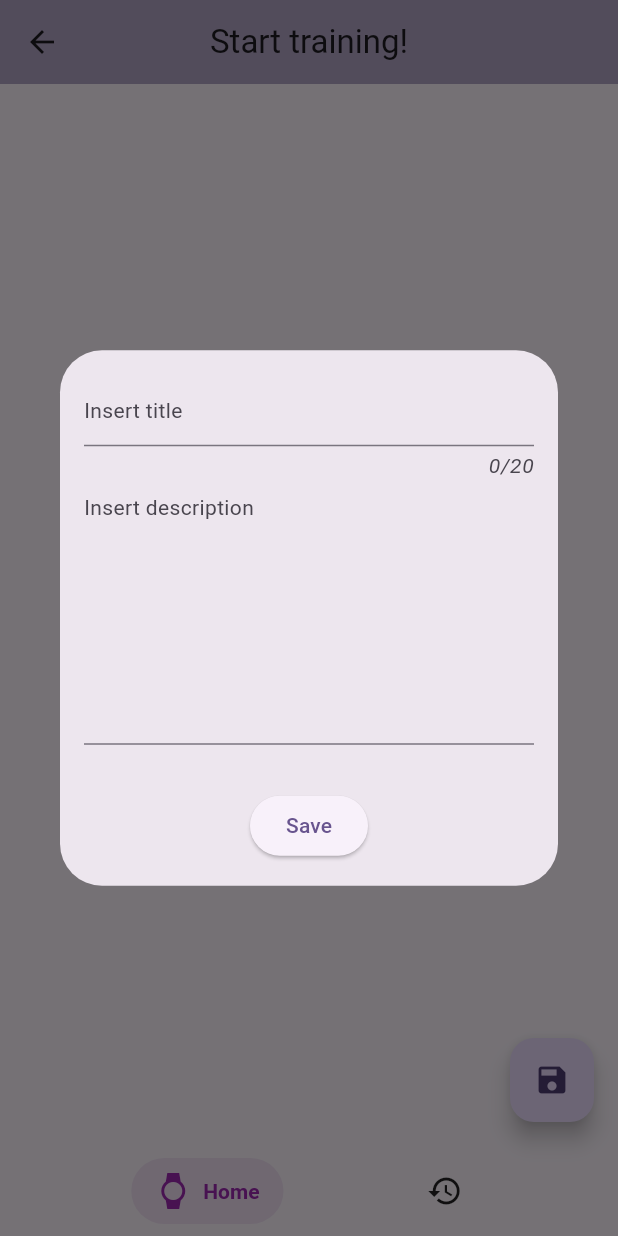
After one commit to aNOOBisTheGod/something, a Flutter app: the WrongPhonesScreen screen opened directly, after a tap on "Start stopwatch", after a tap on the "save" icon, on a phone screen of 412 x 824 dp. The commit adds this screen. Run offline on Flutter 3.47's test engine with Material 2 defaults, Android fonts, the phone set to English and light mode, and no system bars; drawn by our look-alikes of salomon_bottom_bar; our stand-ins replace device_info_plus, firebase_core, firebase_remote_config, shared_preferences, stop_watch_timer, webview_flutter; accounts and stored records are empty.

Commit message:
all done

```diff
--- /dev/null
+++ b/lib/wrong-phones-screen.dart
@@ -0,0 +1,303 @@
+// ignore_for_file: must_be_immutable
+
+import 'dart:convert';
+
+import 'package:flutter/material.dart';
+import 'package:intl/intl.dart';
+import 'package:salomon_bottom_bar/salomon_bottom_bar.dart';
+import 'package:shared_preferences/shared_preferences.dart';
+import 'package:stop_watch_timer/stop_watch_timer.dart';
+
+class WrongPhonesScreen extends StatefulWidget {
+  const WrongPhonesScreen({super.key});
+
+  @override
+  State<WrongPhonesScreen> createState() => _WrongPhonesScreenState();
+}
+
+class _WrongPhonesScreenState extends State<WrongPhonesScreen> {
+  int _bodyIndex = 0;
+
+  @override
+  Widget build(BuildContext context) {
+    print(_bodyIndex);
+    return Scaffold(
+        bottomNavigationBar: SalomonBottomBar(
+          currentIndex: _bodyIndex,
+          onTap: (i) => setState(() => _bodyIndex = i),
+          items: [
+            /// Home
+            SalomonBottomBarItem(
+              icon: const Icon(Icons.watch),
+              title: const Text("Home"),
+              selectedColor: Colors.purple,
+            ),
+
+            /// Likes
+            SalomonBottomBarItem(
+              icon: const Icon(Icons.history),
+              title: const Text("History"),
+              selectedColor: Colors.pink,
+            ),
+          ],
+        ),
+        body: _bodyIndex == 0 ? const StopwatchPage() : const HistoryPage());
+  }
+}
+
+class StopwatchPage extends StatefulWidget {
+  const StopwatchPage({super.key});
+
+  @override
+  State<StopwatchPage> createState() => _StopwatchPageState();
+}
+
+class _StopwatchPageState extends State<StopwatchPage> {
+  final StopWatchTimer _stopWatchTimer = StopWatchTimer();
+  bool started = false;
+
+  @override
+  void dispose() {
+    _stopWatchTimer.dispose();
+    super.dispose();
+  }
+
+  @override
+  Widget build(BuildContext context) {
+    return Scaffold(
+      appBar: AppBar(
+        title: const Text('Start training!'),
+        centerTitle: true,
+        backgroundColor: Theme.of(context).primaryColor.withOpacity(.5),
+      ),
+      body: StreamBuilder<int>(
+        stream: _stopWatchTimer.rawTime,
+        initialData: 0,
+        builder: (context, snap) {
+          final value = snap.data;
+          final displayTime = StopWatchTimer.getDisplayTime(value!);
+          return Center(
+            child: Column(
+              mainAxisAlignment: MainAxisAlignment.center,
+              children: <Widget>[
+                Padding(
+                  padding: const EdgeInsets.all(8),
+                  child: Text(
+                    displayTime,
+                    style: Theme.of(context)
+                        .textTheme
+                        .bodyLarge!
+                        .apply(fontSizeDelta: 20),
+                  ),
+                ),
+                !started
+                    ? ElevatedButton(
+                        onPressed: () {
+                          _stopWatchTimer.onStartTimer();
+                          setState(() {
+                            started = !started;
+                          });
+                        },
+                        child: const Text("Start stopwatch"))
+                    : ElevatedButton(
+                        onPressed: () {
+                          _stopWatchTimer.onStopTimer();
+                          setState(() {
+                            started = !started;
+                          });
+                        },
+                        child: const Text("Pause stopwatch")),
+                const SizedBox(
+                  height: 20,
+                ),
+                ElevatedButton(
+                    onPressed: () {
+                      _stopWatchTimer.onResetTimer();
+                    },
+                    child: const Text("Reset stopwatch")),
+              ],
+            ),
+          );
+        },
+      ),
+      floatingActionButton: FloatingActionButton(
+        onPressed: () {
+          showDialog(
+              context: context,
+              builder: (context) {
+                TextEditingController titleController = TextEditingController();
+                TextEditingController descriptionController =
+                    TextEditingController();
+                return Dialog(
+                  child: Padding(
+                    padding: const EdgeInsets.all(16.0),
+                    child: Column(
+                      mainAxisSize: MainAxisSize.min,
+                      children: [
+                        TextField(
+                          style: Theme.of(context).textTheme.bodyMedium,
+                          controller: titleController,
+                          maxLength: 20,
+                          decoration: const InputDecoration(
+                            hintText: "Insert title",
+                          ),
+                        ),
+                        TextField(
+                          style: Theme.of(context).textTheme.bodyMedium,
+                          controller: descriptionController,
+                          keyboardType: TextInputType.multiline,
+                          maxLines: 8,
+                          decoration: const InputDecoration(
+                              hintText: "Insert description"),
+                        ),
+                        const SizedBox(
+                          height: 30,
+                        ),
+                        ElevatedButton(
+                            onPressed: () async {
+                              _stopWatchTimer.onStopTimer();
+                              SharedPreferences instance =
+                                  await SharedPreferences.getInstance();
+                              List history = json.decode(
+                                  instance.getString('history') ?? '[]');
+                              history.add({
+                                'title': titleController.text,
+                                'description': descriptionController.text,
+                                'date': DateFormat('dd-MM-yyyy – kk:mm')
+                                    .format(DateTime.now()),
+                                'time': StopWatchTimer.getDisplayTime(
+                                    _stopWatchTimer.rawTime.value)
+                              });
+                              instance.setString(
+                                  'history', json.encode(history));
+                              Navigator.of(context).pop();
+                              showDialog(
+                                  context: context,
+                                  builder: (context) => AlertDialog(
+                                        title: const Text("Attention"),
+                                        content: const Text("Training added!"),
+                                        actions: [
+                                          ElevatedButton(
+                                              onPressed: () =>
+                                                  Navigator.of(context).pop(),
+                                              child: const Text("Ok"))
+                                        ],
+                                      ));
+                            },
+                            child: const Text("Save"))
+                      ],
+                    ),
+                  ),
+                );
+              });
+        },
+        tooltip: "Save training",
+        child: const Icon(Icons.save),
+      ),
+    );
+  }
+}
+
+class HistoryPage extends StatefulWidget {
+  const HistoryPage({super.key});
+
+  @override
+  State<HistoryPage> createState() => _HistoryPageState();
+}
+
+class _HistoryPageState extends State<HistoryPage> {
+  List<Widget> historyWidgets = [];
+  bool load = true;
+
+  Future<void> fetchHistory() async {
+    SharedPreferences instance = await SharedPreferences.getInstance();
+    List history = json.decode(instance.getString('history') ?? '[]');
+    for (var element in history) {
+      historyWidgets.add(
+        HistoryWidget(
+            title: element['title'],
+            description: element['description'],
+            date: element['date'],
+            time: element['time']),
+      );
+    }
+    setState(() {
+      load = false;
+    });
+  }
+
+  @override
+  void initState() {
+    fetchHistory();
+    super.initState();
+  }
+
+  @override
+  Widget build(BuildContext context) {
+    return Scaffold(
+      appBar: AppBar(
+        title: const Text('Your diary'),
+        centerTitle: true,
+        backgroundColor: Theme.of(context).primaryColor.withOpacity(.5),
+      ),
+      body: load
+          ? const Center(child: CircularProgressIndicator())
+          : SingleChildScrollView(
+              child: Column(
+                children: historyWidgets,
+              ),
+            ),
+    );
+  }
+}
+
+class HistoryWidget extends StatelessWidget {
+  String title;
+  String description;
+  String date;
+  String time;
+  HistoryWidget(
+      {super.key,
+      required this.title,
+      required this.description,
+      required this.date,
+      required this.time});
+
+  @override
+  Widget build(BuildContext context) {
+    return Column(
+      children: [
+        Container(
+          padding: const EdgeInsets.all(16),
+          child:
+              Row(mainAxisAlignment: MainAxisAlignment.spaceBetween, children: [
+            SizedBox(
+              width: MediaQuery.of(context).size.width * .5,
+              child: Column(
+                crossAxisAlignment: CrossAxisAlignment.start,
+                children: [
+                  Text(title, style: Theme.of(context).textTheme.bodyLarge),
+                  Text(
+                    description,
+                  ),
+                  Text(
+                    date,
+                  )
+                ],
+              ),
+            ),
+            SizedBox(
+                width: MediaQuery.of(context).size.width * .5 - 32,
+                child:
+                    Text(time, style: Theme.of(context).textTheme.bodyLarge)),
+          ]),
+        ),
+        Container(
+          height: 1,
+          color: Colors.grey.withOpacity(.5),
+          width: MediaQuery.of(context).size.width * .8,
+        )
+      ],
+    );
+  }
+}
--- a/pubspec.yaml
+++ b/pubspec.yaml
@@ -42,6 +42,10 @@ dependencies:
   firebase_core: ^2.15.1
   firebase_analytics: ^10.4.5
   device_info_plus: ^9.0.3
+  salomon_bottom_bar: ^3.3.2
+  stop_watch_timer: ^3.0.1
+  intl: ^0.18.1
+  fluttertoast: ^8.2.2
 
 dev_dependencies:
   flutter_test:
```
Also changed, not shown: lib/home.dart (renamed from lib/screens/home.dart, +27 -18 lines), lib/main.dart (+7 -4 lines), pubspec.lock, 1 other file.
